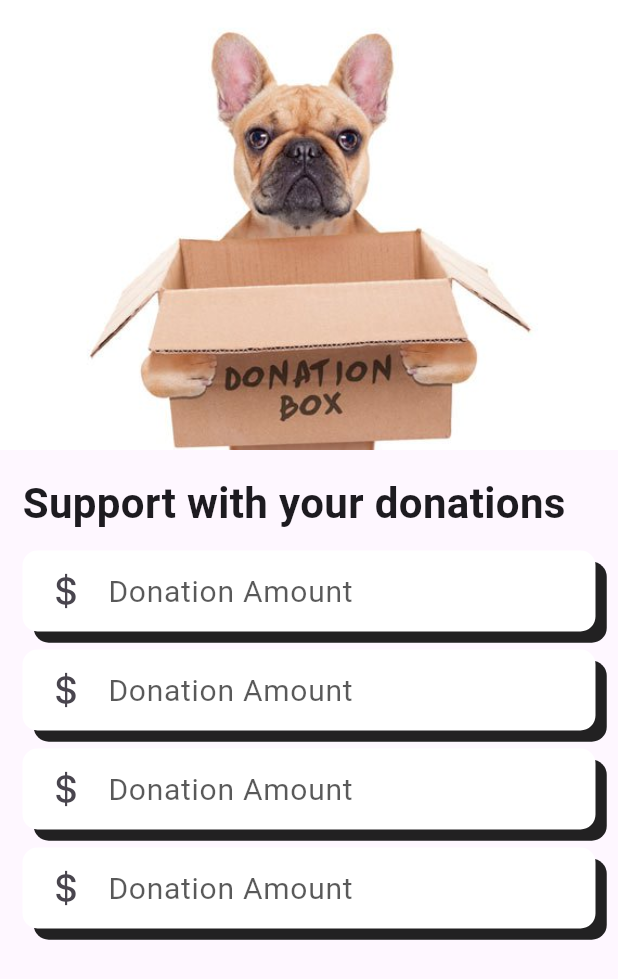
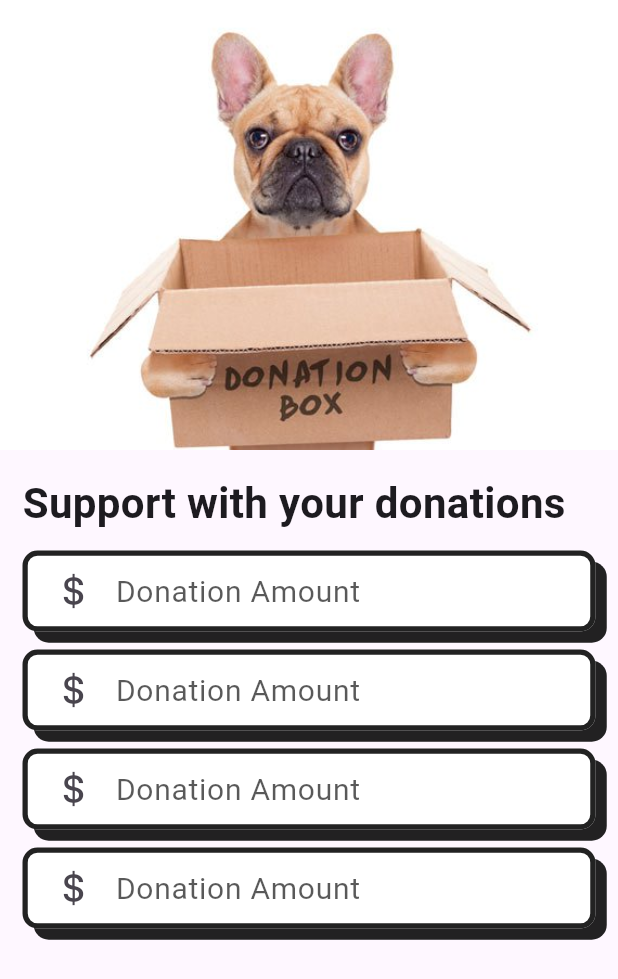
Before and after one commit to JeanGC970520/payment_gateway, a Flutter app: the screen it shows after launch, on a phone screen of 412 x 824 dp. Shown: the top 979 px of the screen. Run offline on Flutter 3.47's test engine with Material 3 defaults, Android fonts, the phone set to English and light mode, and no system bars.

Commit message:
Adding padding

```diff
--- a/lib/presentation/widgets/shared/reusable_box_decoration.dart
+++ b/lib/presentation/widgets/shared/reusable_box_decoration.dart
@@ -5,12 +5,14 @@ class ReusableBoxDecoration extends StatelessWidget {
   final Widget child;
   final Color color;
   final Color shadowColor;
+  final double horizontalPadding;
 
   const ReusableBoxDecoration({
     super.key,
     required this.child,
     this.color = Colors.white,
     this.shadowColor = Colors.black87,
+    this.horizontalPadding = 5.0,
   });
 
   @override
@@ -19,7 +21,7 @@ class ReusableBoxDecoration extends StatelessWidget {
       decoration: BoxDecoration(
           color:color,
           borderRadius: BorderRadius.circular(10),
-          border: Border.all(width: 3.5, color: color),
+          border: Border.all(width: 3.5, color: shadowColor),
           boxShadow: [
             BoxShadow(
               color: shadowColor,
@@ -27,7 +29,10 @@ class ReusableBoxDecoration extends StatelessWidget {
             )
           ]
       ),
-      child: child,
+      child: Padding(
+        padding: EdgeInsets.symmetric(horizontal: horizontalPadding,),
+        child: child,
+      ),
     );
   }
 }
```
